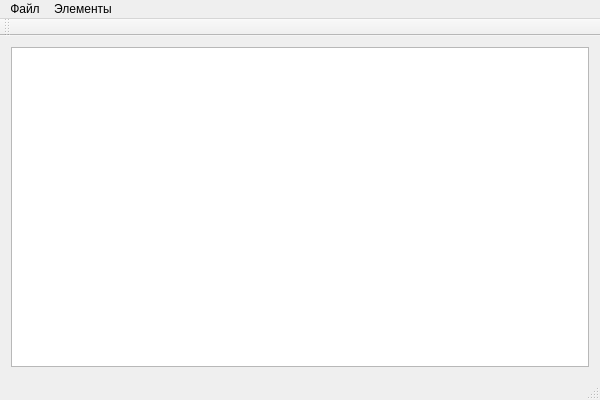
First picture: the form in src/mainwindow.ui, repository TERRANZ/terragraph, before the edit.
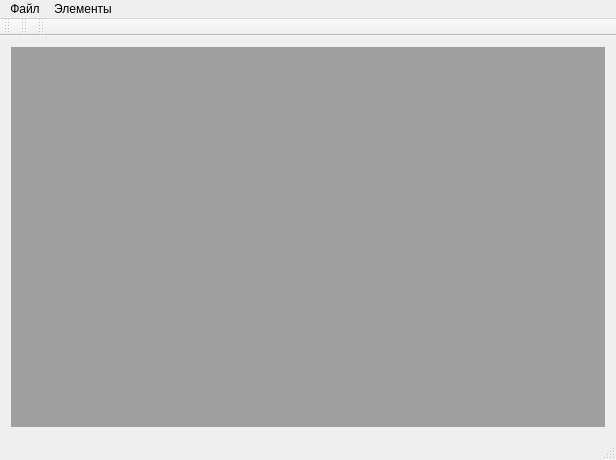
Second picture: the form after the edit.

```diff
--- a/src/mainwindow.ui
+++ b/src/mainwindow.ui
@@ -6,8 +6,8 @@
    <rect>
     <x>0</x>
     <y>0</y>
-    <width>600</width>
-    <height>400</height>
+    <width>616</width>
+    <height>460</height>
    </rect>
   </property>
   <property name="windowTitle">
@@ -16,7 +16,7 @@
   <widget class="QWidget" name="centralWidget">
    <layout class="QGridLayout" name="gridLayout">
     <item row="0" column="0">
-     <widget class="QGraphicsView" name="graphicsView"/>
+     <widget class="QMdiArea" name="mdiArea"/>
     </item>
    </layout>
   </widget>
@@ -25,7 +25,7 @@
     <rect>
      <x>0</x>
      <y>0</y>
-     <width>600</width>
+     <width>616</width>
      <height>25</height>
     </rect>
    </property>
@@ -53,6 +53,28 @@
    </attribute>
   </widget>
   <widget class="QStatusBar" name="statusBar"/>
+  <widget class="QToolBar" name="toolBar">
+   <property name="windowTitle">
+    <string>toolBar</string>
+   </property>
+   <attribute name="toolBarArea">
+    <enum>TopToolBarArea</enum>
+   </attribute>
+   <attribute name="toolBarBreak">
+    <bool>false</bool>
+   </attribute>
+  </widget>
+  <widget class="QToolBar" name="toolBar_2">
+   <property name="windowTitle">
+    <string>toolBar_2</string>
+   </property>
+   <attribute name="toolBarArea">
+    <enum>TopToolBarArea</enum>
+   </attribute>
+   <attribute name="toolBarBreak">
+    <bool>false</bool>
+   </attribute>
+  </widget>
   <action name="actAddNewV">
    <property name="text">
     <string>Новая вершина</string>
```
